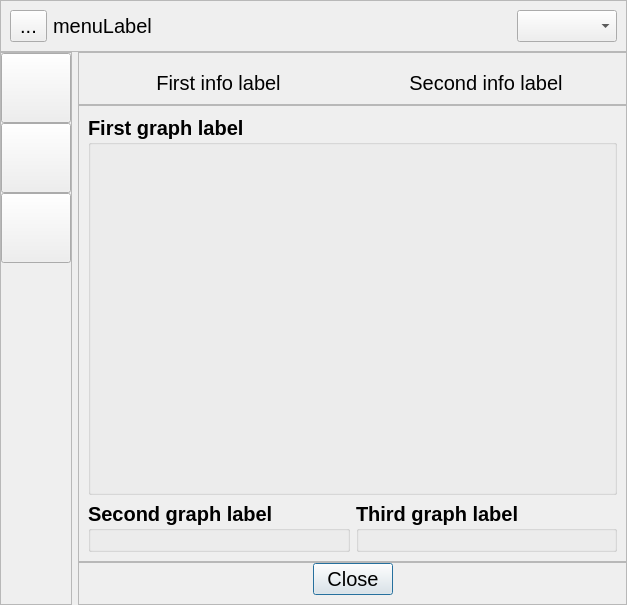
Qt form opentera_webrtc_robot_gui/src/ui/Statistics.ui (introlab/opentera-webrtc-ros) before a commit.
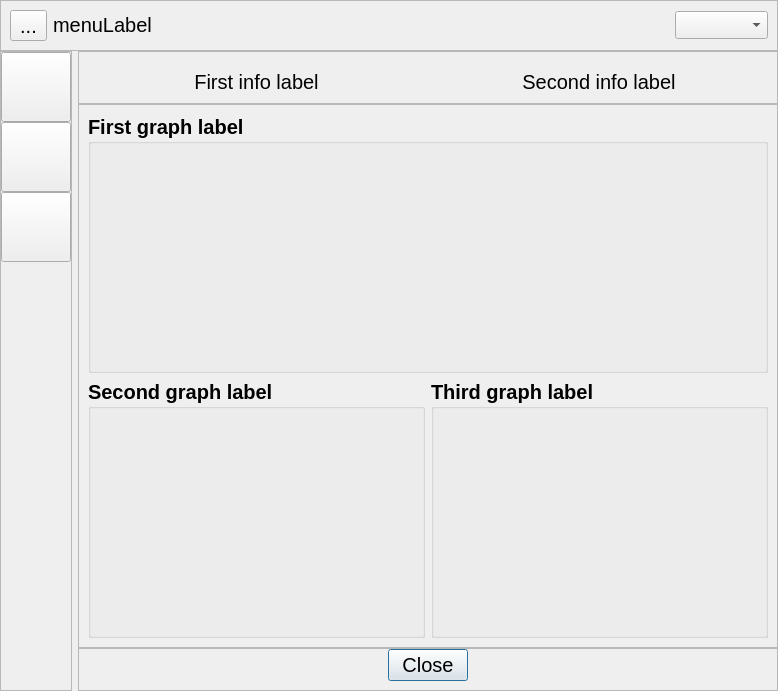
The same form after that commit.

```diff
--- a/opentera_webrtc_robot_gui/src/ui/Statistics.ui
+++ b/opentera_webrtc_robot_gui/src/ui/Statistics.ui
@@ -6,8 +6,8 @@
    <rect>
     <x>0</x>
     <y>0</y>
-    <width>627</width>
-    <height>605</height>
+    <width>778</width>
+    <height>691</height>
    </rect>
   </property>
   <property name="font">
@@ -21,6 +21,9 @@
   <property name="windowOpacity">
    <double>1.000000000000000</double>
   </property>
+  <property name="styleSheet">
+   <string notr="true"/>
+  </property>
   <property name="modal">
    <bool>true</bool>
   </property>
@@ -54,7 +57,21 @@
      <property name="frameShadow">
       <enum>QFrame::Raised</enum>
      </property>
-     <layout class="QGridLayout" name="gridLayout">
+     <layout class="QGridLayout" name="gridLayout" rowstretch="1,1" columnstretch="0,1,1" rowminimumheight="100,100">
+      <property name="sizeConstraint">
+       <enum>QLayout::SetNoConstraint</enum>
+      </property>
+      <property name="verticalSpacing">
+       <number>6</number>
+      </property>
+      <item row="1" column="2">
+       <widget class="QGroupBox" name="thirdGroupBox">
+        <property name="title">
+         <string>Third graph label</string>
+        </property>
+        <layout class="QVBoxLayout" name="verticalLayout_4"/>
+       </widget>
+      </item>
       <item row="0" column="1" colspan="2">
        <widget class="QGroupBox" name="firstGroupBox">
         <property name="sizePolicy">
@@ -73,15 +90,7 @@
         <property name="title">
          <string>First graph label</string>
         </property>
-        <layout class="QVBoxLayout" name="verticalLayout"/>
-       </widget>
-      </item>
-      <item row="1" column="2">
-       <widget class="QGroupBox" name="thirdGroupBox">
-        <property name="title">
-         <string>Third graph label</string>
-        </property>
-        <layout class="QVBoxLayout" name="verticalLayout_4"/>
+        <layout class="QVBoxLayout" name="verticalLayout" stretch=""/>
        </widget>
       </item>
       <item row="1" column="1">
@@ -187,8 +196,26 @@
         </property>
        </spacer>
       </item>
-      <item>
-       <widget class="QComboBox" name="timeFrameComboBox"/>
+      <item alignment="Qt::AlignHCenter|Qt::AlignVCenter">
+       <widget class="QComboBox" name="timeFrameComboBox">
+        <property name="font">
+         <font>
+          <pointsize>13</pointsize>
+         </font>
+        </property>
+        <property name="layoutDirection">
+         <enum>Qt::LeftToRight</enum>
+        </property>
+        <property name="styleSheet">
+         <string notr="true"/>
+        </property>
+        <property name="iconSize">
+         <size>
+          <width>16</width>
+          <height>16</height>
+         </size>
+        </property>
+       </widget>
       </item>
      </layout>
     </widget>
```
